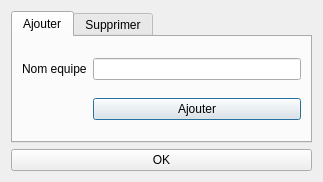
The window that ui/fenetrevisualisation.ui (flagage/volleyclubstats) describes before a commit, drawn with Qt 5.
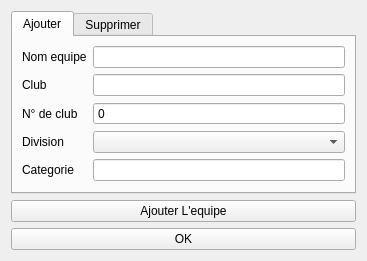
The same window after the commit.

Diff of the .ui file:
```diff
--- a/ui/fenetrevisualisation.ui
+++ b/ui/fenetrevisualisation.ui
@@ -6,8 +6,8 @@
    <rect>
     <x>0</x>
     <y>0</y>
-    <width>323</width>
-    <height>182</height>
+    <width>367</width>
+    <height>246</height>
    </rect>
   </property>
   <property name="windowTitle">
@@ -34,10 +34,47 @@
        <item row="0" column="1">
         <widget class="QLineEdit" name="lineEdit"/>
        </item>
+       <item row="1" column="0">
+        <widget class="QLabel" name="label_2">
+         <property name="text">
+          <string>Club</string>
+         </property>
+        </widget>
+       </item>
+       <item row="2" column="0">
+        <widget class="QLabel" name="label_3">
+         <property name="text">
+          <string>N° de club</string>
+         </property>
+        </widget>
+       </item>
+       <item row="3" column="0">
+        <widget class="QLabel" name="label_4">
+         <property name="text">
+          <string>Division </string>
+         </property>
+        </widget>
+       </item>
+       <item row="3" column="1">
+        <widget class="QComboBox" name="comboBox_Div"/>
+       </item>
+       <item row="4" column="0">
+        <widget class="QLabel" name="label_5">
+         <property name="text">
+          <string>Categorie</string>
+         </property>
+        </widget>
+       </item>
        <item row="1" column="1">
-        <widget class="QPushButton" name="pushAjouter">
-         <property name="text">
-          <string>Ajouter</string>
+        <widget class="QLineEdit" name="lineEdit_nomClub"/>
+       </item>
+       <item row="4" column="1">
+        <widget class="QLineEdit" name="lineEdit_cat"/>
+       </item>
+       <item row="2" column="1">
+        <widget class="QSpinBox" name="spinBox_Num">
+         <property name="buttonSymbols">
+          <enum>QAbstractSpinBox::NoButtons</enum>
          </property>
         </widget>
        </item>
@@ -63,6 +100,13 @@
     </widget>
    </item>
    <item row="1" column="0">
+    <widget class="QPushButton" name="pushAjouter">
+     <property name="text">
+      <string>Ajouter L'equipe</string>
+     </property>
+    </widget>
+   </item>
+   <item row="2" column="0">
     <widget class="QPushButton" name="pushButton_Annuler">
      <property name="text">
       <string>OK</string>
```
